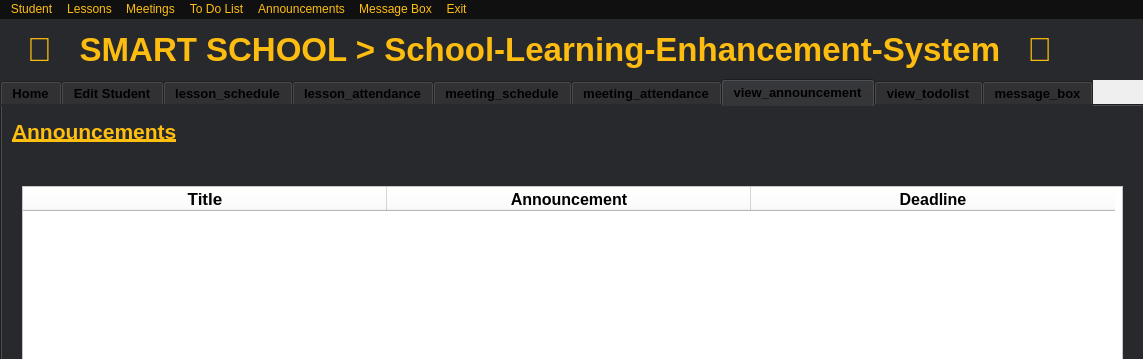
First picture: the form in student.ui, repository KemalDurukanMERT/Smart-School-2.0, before the edit; both pictures show x 0 to 1143 and y 0 to 359 of the 1143 by 809 pixel window.
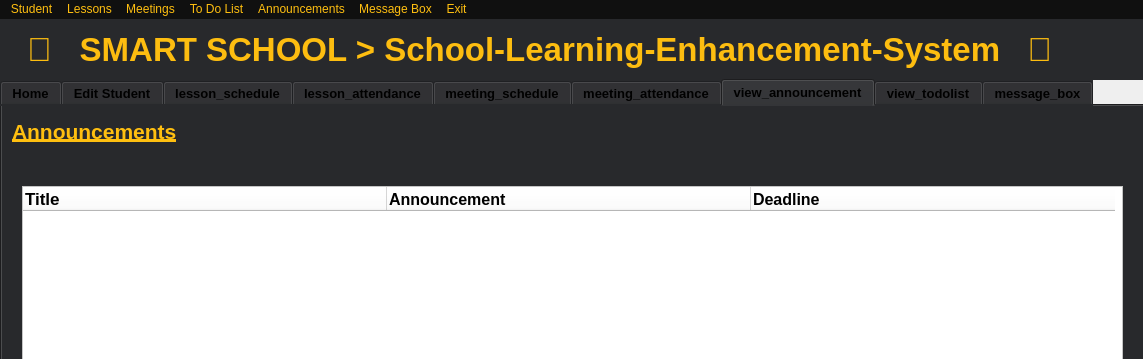
Second picture: the form after the edit. The open tabs and pages were chosen to show the change.

The edit to the form file:
```diff
--- a/student.ui
+++ b/student.ui
@@ -764,6 +764,9 @@
          <bold>true</bold>
         </font>
        </property>
+       <property name="textAlignment">
+        <set>AlignLeading|AlignVCenter</set>
+       </property>
       </column>
       <column>
        <property name="text">
@@ -776,6 +779,9 @@
          <bold>true</bold>
         </font>
        </property>
+       <property name="textAlignment">
+        <set>AlignLeading|AlignVCenter</set>
+       </property>
       </column>
       <column>
        <property name="text">
@@ -788,6 +794,9 @@
          <bold>true</bold>
         </font>
        </property>
+       <property name="textAlignment">
+        <set>AlignLeading|AlignVCenter</set>
+       </property>
       </column>
      </widget>
     </widget>
```
Left out of the diff: 5 changed lines with no effect on the pictures.
